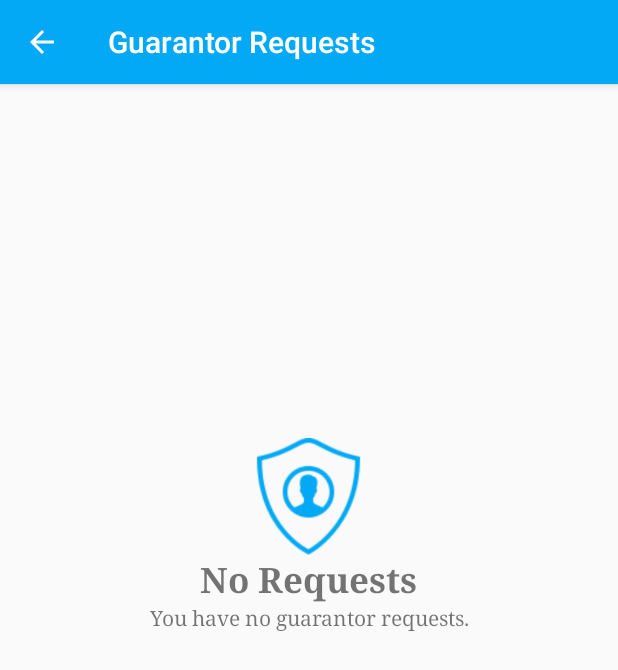
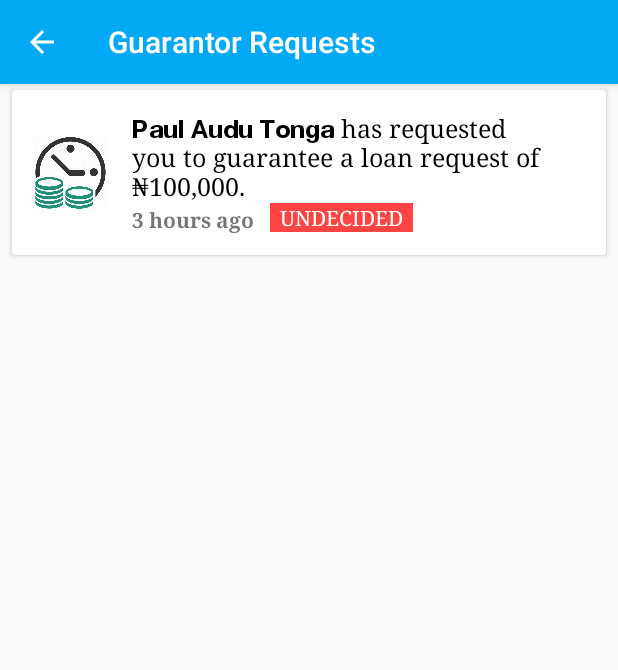
Before and after one commit to paultonga/micash-legacy, an Android app: the GuarantorActivity screen opened directly, with no data from a screen before it, on a phone screen of 412 x 824 dp. Shown: the top 670 px of the screen. Run offline under Robolectric (Android 15) with nearby library versions, the phone set to English and light mode, and no system bars; our stand-ins replace ButterKnife, Firebase (no records; nobody signed in at launch, a user with empty details on screens opened directly), sdp/ssp sizes.

Commit message:
work continues

```diff
--- a/app/src/main/java/ng/com/bitlab/micash/ui/guarantor/GuarantorActivity.java
+++ b/app/src/main/java/ng/com/bitlab/micash/ui/guarantor/GuarantorActivity.java
@@ -49,7 +49,7 @@ public class GuarantorActivity extends AppCompatActivity implements GuarantorCon
 
         List<Guarantee> temp = new ArrayList<>();
         RecyclerView.LayoutManager lm = new LinearLayoutManager(this);
-        mAdapter = new GuarantorListAdapter(temp);
+        mAdapter = new GuarantorListAdapter(temp, this);
         mRecycler.setLayoutManager(lm);
         mRecycler.setAdapter(mAdapter);
     }
--- a/app/src/main/java/ng/com/bitlab/micash/ui/guarantor/GuarantorListAdapter.java
+++ b/app/src/main/java/ng/com/bitlab/micash/ui/guarantor/GuarantorListAdapter.java
@@ -1,6 +1,12 @@
 package ng.com.bitlab.micash.ui.guarantor;
 
+import android.content.Context;
+import android.graphics.Typeface;
 import android.support.v7.widget.RecyclerView;
+import android.text.Spannable;
+import android.text.SpannableString;
+import android.text.SpannableStringBuilder;
+import android.text.style.StyleSpan;
 import android.view.LayoutInflater;
 import android.view.View;
 import android.view.ViewGroup;
@@ -15,6 +21,8 @@ import ng.com.bitlab.micash.R;
 import ng.com.bitlab.micash.listeners.OnGuaranteeSelectedListener;
 import ng.com.bitlab.micash.models.Guarantee;
 import ng.com.bitlab.micash.models.Guarantor;
+import ng.com.bitlab.micash.utils.CustomTypefaceSpan;
+import ng.com.bitlab.micash.utils.Formatter;
 
 /**
  * Created by Paul Tonga on 21/12/2017.
@@ -23,10 +31,12 @@ import ng.com.bitlab.micash.models.Guarantor;
 public class GuarantorListAdapter extends RecyclerView.Adapter<GuarantorListAdapter.ViewHolder> {
 
     public List<Guarantee> mGuarantees;
+    private Context mContext;
     OnGuaranteeSelectedListener mListener;
 
-    public GuarantorListAdapter(List<Guarantee> mGuarantees) {
+    public GuarantorListAdapter(List<Guarantee> mGuarantees, Context mContext) {
         this.mGuarantees = mGuarantees;
+        this.mContext = mContext;
     }
     @Override
     public ViewHolder onCreateViewHolder(ViewGroup parent, int viewType) {
@@ -39,18 +49,34 @@ public class GuarantorListAdapter extends RecyclerView.Adapter<GuarantorListAdap
     public void onBindViewHolder(ViewHolder holder, int position) {
         if(mGuarantees != null){
             Guarantee g = mGuarantees.get(position);
+            String s = g.getRequester_name() + " has requested " +
+                    "you to guarantee a loan request of " + Formatter.getCurrencyText(g.getAmount()) +
+                    ".";
+            Typeface boldFont = Typeface.createFromAsset(mContext.getAssets(), "hnbold.ttf");
+            SpannableStringBuilder ss = new SpannableStringBuilder(s);
+            ss.setSpan(new CustomTypefaceSpan(boldFont), 0, g.getRequester_name().length(), Spannable.SPAN_EXCLUSIVE_EXCLUSIVE);
+
             holder.tv_decision.setText(getDecisionText(g.isDecided(), g.isApproved()));
-            holder.tv_title.setText(getTitleText(g.getRequester_name(), g.getAmount()));
+            holder.tv_title.setText(ss);
         }
 
     }
 
     private String getTitleText(String requester_name, String amount) {
-        return null;
+
+        String s = requester_name + " has requested " +
+                "you to guarantee a loan request of " + Formatter.getCurrencyText(amount) +
+                ".";
+        Typeface boldFont = Typeface.createFromAsset(mContext.getAssets(), "hnbold.ttf");
+        SpannableStringBuilder ss = new SpannableStringBuilder(s);
+        ss.setSpan(new CustomTypefaceSpan(boldFont), 0, requester_name.length(), Spannable.SPAN_EXCLUSIVE_EXCLUSIVE);
+
+
+        return ss.toString();
     }
 
     private String getDecisionText(boolean decided, boolean approved) {
-        return null;
+        return "UNDECIDED";
     }
 
     public void refreshData(List<Guarantee> guarantees){
--- a/app/src/main/java/ng/com/bitlab/micash/ui/guarantor/GuarantorPresenter.java
+++ b/app/src/main/java/ng/com/bitlab/micash/ui/guarantor/GuarantorPresenter.java
@@ -3,6 +3,8 @@ package ng.com.bitlab.micash.ui.guarantor;
 import com.google.firebase.auth.FirebaseAuth;
 import com.google.firebase.database.DataSnapshot;
 import com.google.firebase.database.DatabaseError;
+
+import org.joda.time.DateTime;
 
 import java.util.ArrayList;
 import java.util.List;
@@ -27,7 +29,8 @@ public class GuarantorPresenter implements GuarantorContract.Presenter {
 
     @Override
     public void fetchGuarantorRequests() {
-        String uuid = FirebaseAuth.getInstance().getCurrentUser().getUid();
+        mView.showRecyclerView(getDummyData());
+        /*String uuid = FirebaseAuth.getInstance().getCurrentUser().getUid();
         mRepository.loadGuarantorRequests(uuid, new FirebaseDataListener() {
             @Override
             public void onStart() {
@@ -42,9 +45,9 @@ public class GuarantorPresenter implements GuarantorContract.Presenter {
                         Guarantee g = dataSnapshot.getValue(Guarantee.class);
                         guarantees.add(g);
                     }
-                    mView.showRecyclerView(guarantees);
+                    //mView.showRecyclerView(guarantees);
                 }else {
-                    mView.showEmptyDataLayout();
+                    //mView.showEmptyDataLayout();
                 }
             }
 
@@ -58,6 +61,7 @@ public class GuarantorPresenter implements GuarantorContract.Presenter {
 
             }
         });
+       */
     }
 
     @Override
@@ -74,4 +78,23 @@ public class GuarantorPresenter implements GuarantorContract.Presenter {
     public void rejectRequest() {
 
     }
+
+    public List<Guarantee> getDummyData(){
+        List<Guarantee> guarantees = new ArrayList<>();
+
+        Guarantee guarantee = new Guarantee();
+        guarantee.setApproved(false);
+        guarantee.setDecided(false);
+        guarantee.setAmount("100,000");
+        guarantee.setDate_created(DateTime.now().getMillis());
+        guarantee.setEmail("paul.yhwh@gmail.com");
+        guarantee.setRepaid(false);
+        guarantee.setRequester_name("Paul Audu Tonga");
+        guarantee.setRequester_uuid("dfdfdfdssfrrtr");
+        guarantee.setUuid("sdsdsdsdsdsfdfdf");
+        guarantee.setToken("sdsdsdsdsddrtrtrt");
+
+        guarantees.add(guarantee);
+        return guarantees;
+    }
 }
--- /dev/null
+++ b/app/src/main/java/ng/com/bitlab/micash/utils/CustomTypefaceSpan.java
@@ -0,0 +1,33 @@
+package ng.com.bitlab.micash.utils;
+
+import android.graphics.Paint;
+import android.graphics.Typeface;
+import android.text.TextPaint;
+import android.text.style.MetricAffectingSpan;
+
+/**
+ * Created by Paul Tonga on 29/12/2017.
+ */
+
+public class CustomTypefaceSpan extends MetricAffectingSpan {
+
+    private final Typeface typeface;
+
+    public CustomTypefaceSpan(Typeface typeface) {
+        this.typeface = typeface;
+    }
+
+    @Override
+    public void updateMeasureState(TextPaint textPaint) {
+        applyCustomTypeface(textPaint, typeface);
+    }
+
+    @Override
+    public void updateDrawState(TextPaint textPaint) {
+        applyCustomTypeface(textPaint, typeface);
+    }
+
+    private static void applyCustomTypeface(Paint paint, Typeface typeface){
+        paint.setTypeface(typeface);
+    }
+}
--- a/app/src/main/java/ng/com/bitlab/micash/utils/Formatter.java
+++ b/app/src/main/java/ng/com/bitlab/micash/utils/Formatter.java
@@ -1,4 +1,9 @@
 package ng.com.bitlab.micash.utils;
+
+import android.graphics.Typeface;
+import android.text.Spannable;
+import android.text.SpannableString;
+import android.text.style.StyleSpan;
 
 import org.joda.time.DateTime;
 import org.joda.time.Period;
@@ -6,12 +11,18 @@ import org.joda.time.format.PeriodFormat;
 import org.joda.time.format.PeriodFormatter;
 import org.joda.time.format.PeriodFormatterBuilder;
 
+import java.text.DecimalFormat;
+import java.text.DecimalFormatSymbols;
+import java.text.NumberFormat;
+import java.util.Locale;
+
 /**
  * Created by Paul on 12/06/2017.
  */
 
 public class Formatter {
 
+    private static String naira = "\u20a6";
     private static final char[] magnitudes = {'k', 'M', 'G', 'T', 'P', 'E'}; // enough for long
 
     public static final String numberFormat(long number) {
@@ -61,7 +72,29 @@ public class Formatter {
         }
 
         return formatter.print(period);
+    }
 
+    public static String getCurrencyText(String input){
 
+        String output = input.replaceAll(",", "");
+        long number = Long.parseLong(output);
+
+        DecimalFormat numberFormat = (DecimalFormat) NumberFormat.getCurrencyInstance(Locale.US);
+        DecimalFormatSymbols symbols = numberFormat.getDecimalFormatSymbols();
+        symbols.setCurrencySymbol("");
+        numberFormat.setDecimalFormatSymbols(symbols);
+        numberFormat.setMinimumFractionDigits(0);
+
+        return naira+numberFormat.format(number);
+    }
+
+    public static String getBoldText(String text){
+        SpannableString ss = new SpannableString(text);
+        ss.setSpan(new StyleSpan(Typeface.BOLD), 0, text.length(), Spannable.SPAN_EXCLUSIVE_EXCLUSIVE);
+        return ss.toString();
+    }
+
+    public static String getBoldCurrencyText(String text){
+        return getBoldText(getCurrencyText(text));
     }
 }
--- a/app/src/main/res/layout/activity_guarantor.xml
+++ b/app/src/main/res/layout/activity_guarantor.xml
@@ -8,6 +8,7 @@
     tools:context="ng.com.bitlab.micash.ui.guarantor.GuarantorActivity">
 
     <android.support.design.widget.AppBarLayout
+        android:id="@+id/app_bar_layout"
         android:layout_width="match_parent"
         android:layout_height="wrap_content">
 
@@ -92,6 +93,7 @@
         android:id="@+id/recycler_view"
         android:layout_width="match_parent"
         android:layout_height="wrap_content"
+        android:layout_below="@+id/app_bar_layout"
         android:visibility="gone">
 
     </android.support.v7.widget.RecyclerView>
--- a/app/src/main/res/layout/row_guarantee.xml
+++ b/app/src/main/res/layout/row_guarantee.xml
@@ -35,6 +35,7 @@
                 android:layout_height="wrap_content"
                 android:text="One Month Advance"
                 android:textSize="@dimen/_13ssp"
+                android:textStyle="normal"
                 android:layout_toEndOf="@id/iv_guarantor_icon"
                 android:layout_toRightOf="@id/iv_guarantor_icon"
                 android:textColor="@android:color/black" />
```
Also changed, not shown: 28 other files.
